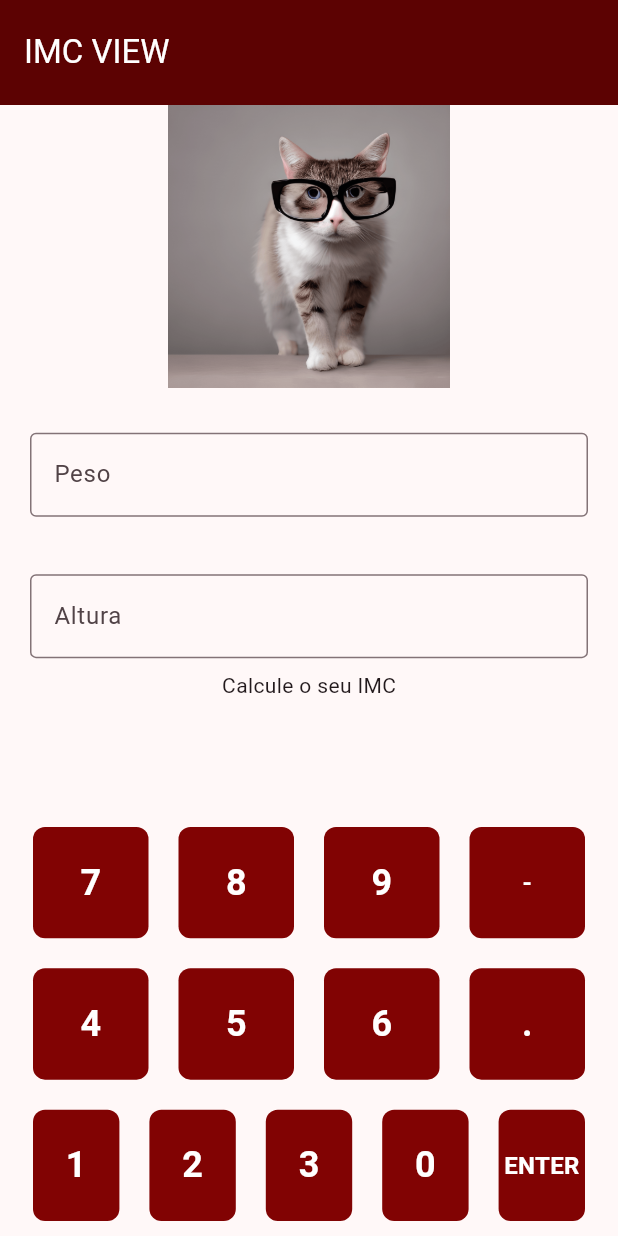
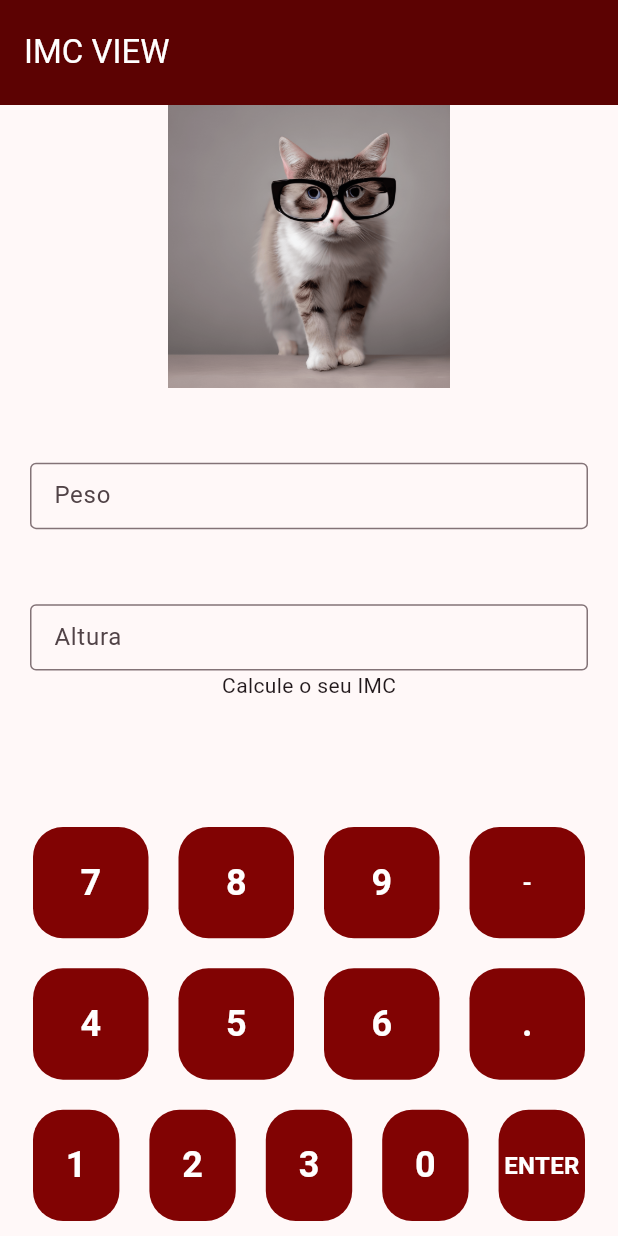
Before and after one commit to selingindev/imc_atividade_fatec_flutter, a Flutter app: the screen it shows after launch, on a phone screen of 412 x 824 dp. Run offline on Flutter 3.47's test engine with Material 3 defaults, Android fonts, the phone set to English and light mode, and no system bars.

Commit message:
mudanças visuais

```diff
--- a/lib/src/UI/widgets/button_vallue_widget.dart
+++ b/lib/src/UI/widgets/button_vallue_widget.dart
@@ -22,7 +22,7 @@ class ButtonVallueWidget extends StatelessWidget {
           margin: const EdgeInsets.all(10.0),
           decoration: BoxDecoration(
             color: const Color.fromARGB(255, 129, 3, 3),
-            borderRadius: BorderRadius.circular(8.0),
+            borderRadius: BorderRadius.circular(20.0),
 
           ),
           child: Center(
--- a/lib/src/UI/widgets/input_widget.dart
+++ b/lib/src/UI/widgets/input_widget.dart
@@ -18,7 +18,7 @@ class InputWidget extends StatelessWidget {
       onTap: onTap,
       child: AbsorbPointer(
         child: Container(
-          margin: const EdgeInsets.only(top: 30),
+          margin: const EdgeInsets.only(top: 50.0),
           padding: const EdgeInsets.symmetric(horizontal: 20.0),
           child: TextField(
             controller: controller,
```
